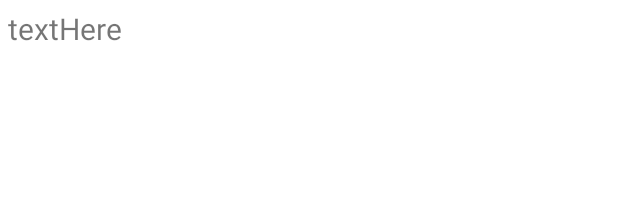
After one commit to IsabellaLiqiuDeng/Assignment8, an Android app: the layout todo.xml on its own in the app's theme, with its tools: preview values and no code run, on a phone screen of 412 x 824 dp. The commit adds this screen. Shown: the top 208 px of the screen. Run offline under Robolectric (Android 15) with nearby library versions, the phone set to English and light mode, and no system bars.

Commit message:
Lab 4 Merge branch 'master' of https://github.com/IsabellaLiqiuDeng/AndroidLabs into Lab_4

```diff
--- /dev/null
+++ b/app/src/main/res/layout/todo.xml
@@ -0,0 +1,18 @@
+<?xml version="1.0" encoding="utf-8"?>
+<LinearLayout xmlns:android="http://schemas.android.com/apk/res/android"
+    android:layout_width="match_parent"
+    android:layout_height="match_parent"
+    android:orientation="vertical">
+
+    <!-- 2 TextView with size increased to 20dp -->
+    <TextView
+        android:padding="5dp"
+        android:id="@+id/textGoesHere"
+        android:layout_width="match_parent"
+        android:layout_height="wrap_content"
+        android:text="textHere"
+        android:layout_gravity="top"
+        android:gravity="top"
+        android:textSize="20dp" />
+
+</LinearLayout>
--- /dev/null
+++ b/app/src/main/res/values/refs.xml
@@ -0,0 +1,2 @@
+<?xml version="1.0" encoding="utf-8"?>
+<resources></resources>
```
Also changed, not shown: app/src/main/res/layout/activity_main.xml (+5 -2 lines).
